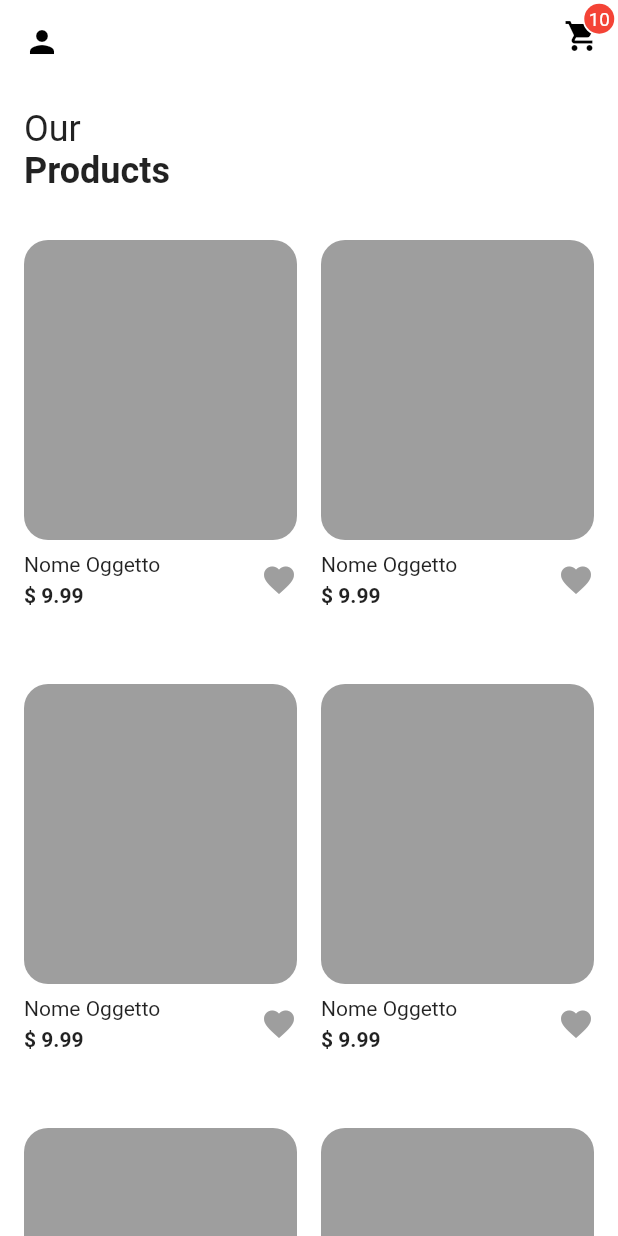
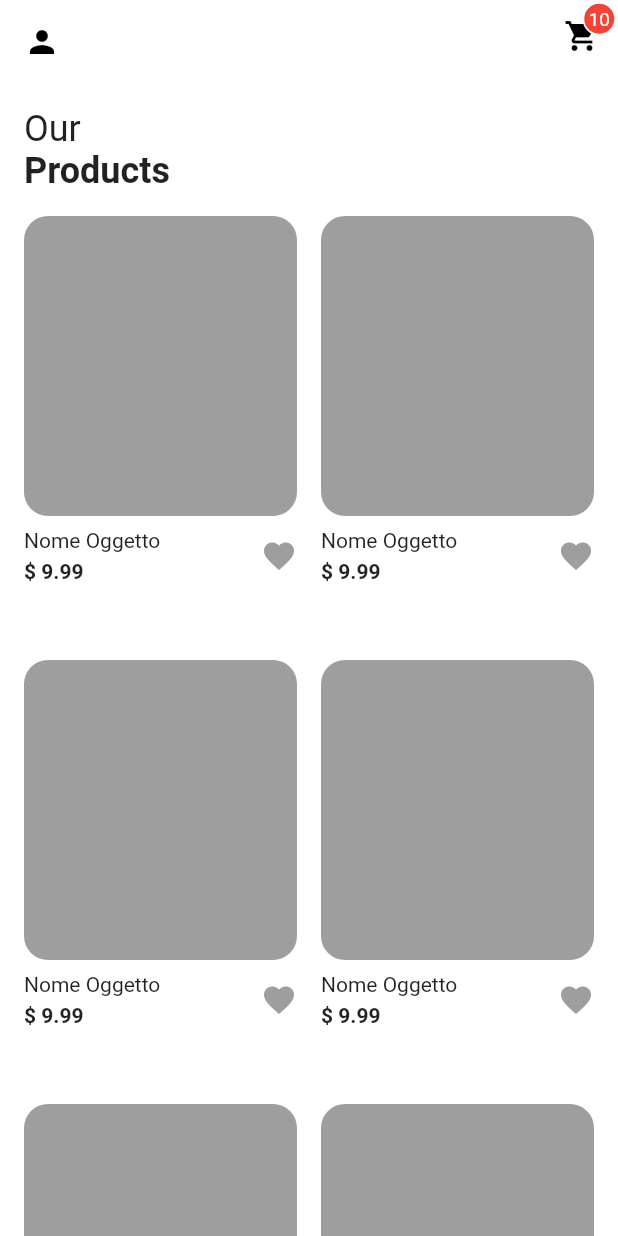
Before and after one commit to ngiuliani-ng/flutter_advanced_state_app, a Flutter app: the screen it shows after launch, on a phone screen of 412 x 824 dp. Run offline on Flutter 3.47's test engine with Material 2 defaults, Android fonts, the phone set to English and light mode, and no system bars.

Commit message:
Correct padding.

```diff
--- a/lib/pages/home.dart
+++ b/lib/pages/home.dart
@@ -89,7 +89,11 @@ class HomePage extends StatelessWidget {
   Widget gridHeader() {
     return SliverToBoxAdapter(
       child: Padding(
-        padding: EdgeInsets.all(16),
+        /**
+         * T: 8 px.  [gridProducts]
+         * B: 8 px.  [gridHeader]
+         */
+        padding: EdgeInsets.fromLTRB(16, 16, 16, 8),
         child: Column(
           crossAxisAlignment: CrossAxisAlignment.start,
           children: [
@@ -114,7 +118,11 @@ class HomePage extends StatelessWidget {
 
   Widget gridProducts() {
     return SliverPadding(
-      padding: EdgeInsets.all(16),
+      /**
+       * T: 8 px.  [gridProducts]
+       * B: 8 px.  [gridHeader]
+       */
+      padding: EdgeInsets.fromLTRB(16, 8, 16, 16),
       sliver: SliverGrid(
         delegate: SliverChildBuilderDelegate(
           (context, index) {
```
